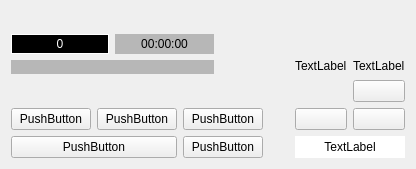
Before: the Qt Designer form EnforcementComponentWidget.ui in wruwami/TPCAM-M30, drawn with Qt 5.
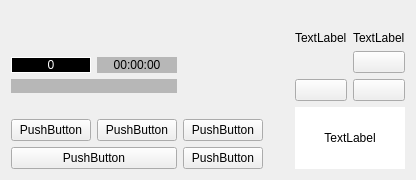
After: the same form once the commit is applied. Custom widgets are drawn as their Qt base class.

```diff
--- a/EnforcementComponentWidget.ui
+++ b/EnforcementComponentWidget.ui
@@ -30,46 +30,47 @@
       </spacer>
      </item>
      <item row="3" column="0">
-      <layout class="QGridLayout" name="gridLayout_6" columnstretch="2,2,1">
-       <item row="1" column="2">
-        <widget class="CustomPushButton" name="dzMinusPushButton">
-         <property name="text">
-          <string>PushButton</string>
-         </property>
-        </widget>
-       </item>
+      <layout class="QGridLayout" name="gridLayout_6" columnstretch="2,2,1,0">
        <item row="1" column="0" colspan="2">
-        <widget class="CustomPushButton" name="zoomRangePushButton">
-         <property name="text">
-          <string>PushButton</string>
+        <widget class="CustomLabel" name="enforcementDistanceSpeedLabel">
+         <property name="styleSheet">
+          <string notr="true">QLabel{
+	background-color : rgba(127,127,127,127);
+	color : black;
+}</string>
          </property>
-        </widget>
-       </item>
-       <item row="0" column="1">
-        <widget class="CustomPushButton" name="readyPushButton">
          <property name="text">
-          <string>PushButton</string>
+          <string/>
          </property>
+         <property name="alignment">
+          <set>Qt::AlignCenter</set>
+         </property>
         </widget>
        </item>
-       <item row="0" column="2">
-        <widget class="CustomPushButton" name="dzPlusPushButton">
+       <item row="2" column="0" colspan="2">
+        <widget class="CustomLabel" name="thumbnailLabel">
+         <property name="styleSheet">
+          <string notr="true">border : solid, white, 1px</string>
+         </property>
          <property name="text">
-          <string>PushButton</string>
+          <string/>
          </property>
         </widget>
        </item>
-       <item row="0" column="0">
+       <item row="3" column="0">
         <widget class="CustomPushButton" name="hidePushButton">
          <property name="text">
           <string>PushButton</string>
          </property>
         </widget>
        </item>
-      </layout>
-     </item>
-     <item row="1" column="0">
-      <layout class="QGridLayout" name="gridLayout_4" columnstretch="2,2,1">
+       <item row="4" column="2">
+        <widget class="CustomPushButton" name="dzMinusPushButton">
+         <property name="text">
+          <string>PushButton</string>
+         </property>
+        </widget>
+       </item>
        <item row="0" column="1">
         <widget class="CustomLabel" name="enforcementTimeLabel">
          <property name="styleSheet">
@@ -86,22 +87,6 @@
          </property>
         </widget>
        </item>
-       <item row="1" column="0" colspan="2">
-        <widget class="CustomLabel" name="enforcementDistanceSpeedLabel">
-         <property name="styleSheet">
-          <string notr="true">QLabel{
-	background-color : rgba(127,127,127,127);
-	color : black;
-}</string>
-         </property>
-         <property name="text">
-          <string/>
-         </property>
-         <property name="alignment">
-          <set>Qt::AlignCenter</set>
-         </property>
-        </widget>
-       </item>
        <item row="0" column="0">
         <widget class="CustomLabel" name="enforcementCountLabel">
          <property name="styleSheet">
@@ -119,18 +104,33 @@
          </property>
         </widget>
        </item>
-       <item row="0" column="2">
-        <spacer name="horizontalSpacer_2">
-         <property name="orientation">
-          <enum>Qt::Horizontal</enum>
+       <item row="3" column="2">
+        <widget class="CustomPushButton" name="dzPlusPushButton">
+         <property name="text">
+          <string>PushButton</string>
          </property>
-         <property name="sizeHint" stdset="0">
-          <size>
-           <width>40</width>
-           <height>20</height>
-          </size>
+        </widget>
+       </item>
+       <item row="3" column="1">
+        <widget class="CustomPushButton" name="readyPushButton">
+         <property name="text">
+          <string>PushButton</string>
          </property>
-        </spacer>
+        </widget>
+       </item>
+       <item row="4" column="0" colspan="2">
+        <widget class="CustomPushButton" name="zoomRangePushButton">
+         <property name="text">
+          <string>PushButton</string>
+         </property>
+        </widget>
+       </item>
+       <item row="3" column="3" rowspan="2">
+        <widget class="CustomLabel" name="distanceLabel">
+         <property name="text">
+          <string/>
+         </property>
+        </widget>
        </item>
       </layout>
      </item>
@@ -182,23 +182,6 @@
        </item>
       </layout>
      </item>
-     <item row="3" column="1">
-      <widget class="CustomLabel" name="distanceLabel">
-       <property name="text">
-        <string/>
-       </property>
-      </widget>
-     </item>
-     <item row="2" column="0">
-      <widget class="CustomLabel" name="thumbnailLabel">
-       <property name="styleSheet">
-        <string notr="true">border : solid, white, 1px</string>
-       </property>
-       <property name="text">
-        <string/>
-       </property>
-      </widget>
-     </item>
      <item row="1" column="2">
       <layout class="QVBoxLayout" name="verticalLayout">
        <item>
@@ -209,7 +192,7 @@
         </widget>
        </item>
        <item>
-        <layout class="QHBoxLayout" name="horizontalLayout">
+        <layout class="QHBoxLayout" name="horizontalLayout" stretch="1,1">
          <item>
           <widget class="CustomLabel" name="recIconLabel">
            <property name="text">
```
Left out of the diff: 2 changed lines with no effect on the pictures.
